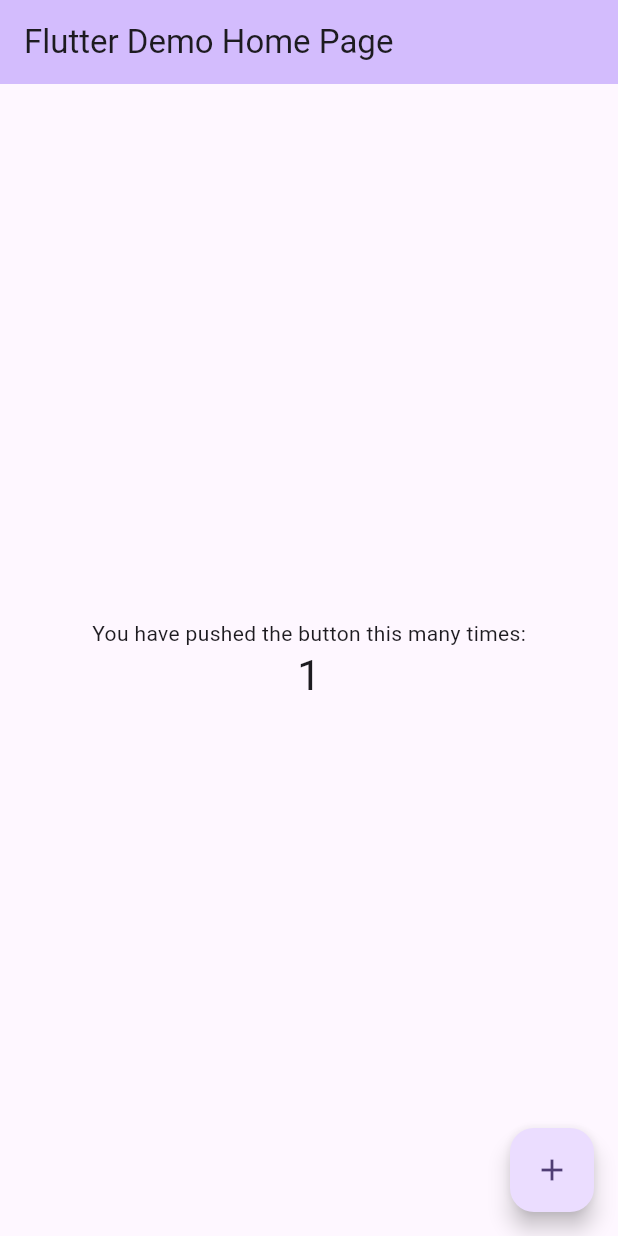
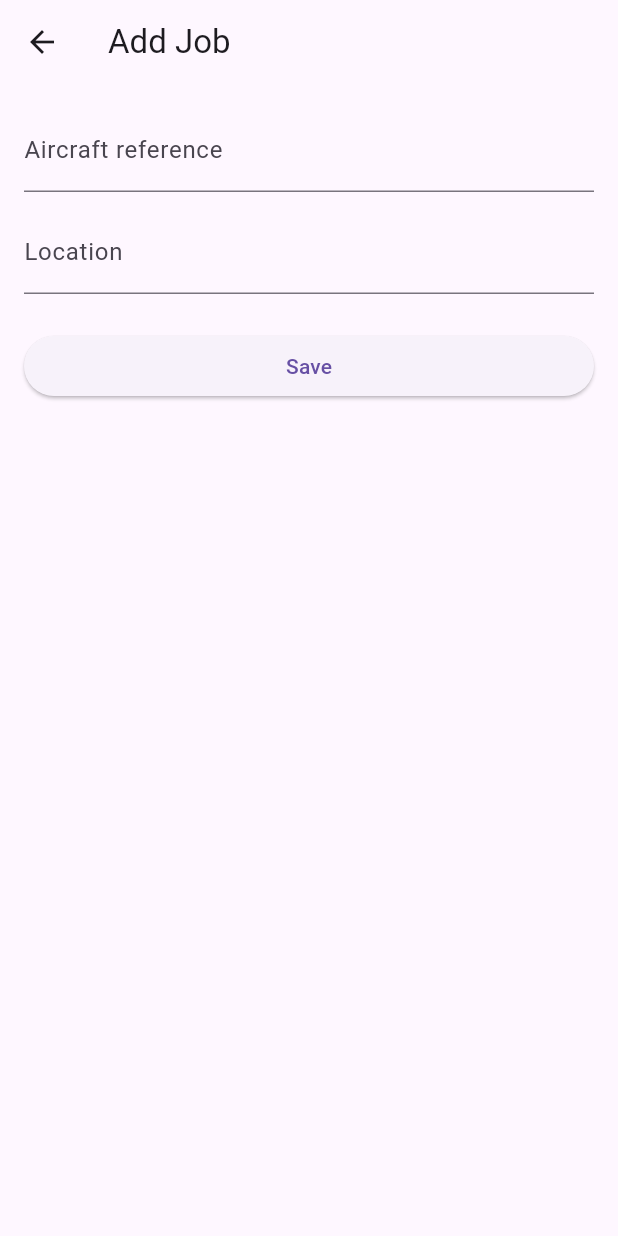
Before and after one commit to KMarshall33/ramp_check, a Flutter app: the screen it shows after launch, after a tap on the "add" icon, on a phone screen of 412 x 824 dp. Run offline on Flutter 3.47's test engine with Material 3 defaults, Android fonts, the phone set to English and light mode, and no system bars; our stand-ins replace drift; accounts and stored records are empty; generated files the repository leaves out were written again.

Commit message:
Add job list and job flow functionality

```diff
--- a/lib/main.dart
+++ b/lib/main.dart
@@ -1,122 +1,28 @@
 import 'package:flutter/material.dart';
+import 'package:ramp_check/data/local/app_database.dart';
+import 'package:ramp_check/data/repositories/job_repository.dart';
+import 'package:ramp_check/ui/job_list_page.dart';
 
 void main() {
-  runApp(const MyApp());
+  WidgetsFlutterBinding.ensureInitialized();
+
+  final db = AppDatabase();
+  final repo = JobRepository(db);
+
+  runApp(RampCheckApp(repo: repo));
 }
 
-class MyApp extends StatelessWidget {
-  const MyApp({super.key});
+class RampCheckApp extends StatelessWidget {
+  const RampCheckApp({super.key, required this.repo});
 
-  // This widget is the root of your application.
+  final JobRepository repo;
+
   @override
   Widget build(BuildContext context) {
     return MaterialApp(
-      title: 'Flutter Demo',
-      theme: ThemeData(
-        // This is the theme of your application.
-        //
-        // TRY THIS: Try running your application with "flutter run". You'll see
-        // the application has a purple toolbar. Then, without quitting the app,
-        // try changing the seedColor in the colorScheme below to Colors.green
-        // and then invoke "hot reload" (save your changes or press the "hot
-        // reload" button in a Flutter-supported IDE, or press "r" if you used
-        // the command line to start the app).
-        //
-        // Notice that the counter didn't reset back to zero; the application
-        // state is not lost during the reload. To reset the state, use hot
-        // restart instead.
-        //
-        // This works for code too, not just values: Most code changes can be
-        // tested with just a hot reload.
-        colorScheme: .fromSeed(seedColor: Colors.deepPurple),
-      ),
-      home: const MyHomePage(title: 'Flutter Demo Home Page'),
+      title: 'RampCheck',
+      theme: ThemeData(useMaterial3: true),
+      home: JobListPage(repo: repo),
     );
   }
 }
-
-class MyHomePage extends StatefulWidget {
-  const MyHomePage({super.key, required this.title});
-
-  // This widget is the home page of your application. It is stateful, meaning
-  // that it has a State object (defined below) that contains fields that affect
-  // how it looks.
-
-  // This class is the configuration for the state. It holds the values (in this
-  // case the title) provided by the parent (in this case the App widget) and
-  // used by the build method of the State. Fields in a Widget subclass are
-  // always marked "final".
-
-  final String title;
-
-  @override
-  State<MyHomePage> createState() => _MyHomePageState();
-}
-
-class _MyHomePageState extends State<MyHomePage> {
-  int _counter = 0;
-
-  void _incrementCounter() {
-    setState(() {
-      // This call to setState tells the Flutter framework that something has
-      // changed in this State, which causes it to rerun the build method below
-      // so that the display can reflect the updated values. If we changed
-      // _counter without calling setState(), then the build method would not be
-      // called again, and so nothing would appear to happen.
-      _counter++;
-    });
-  }
-
-  @override
-  Widget build(BuildContext context) {
-    // This method is rerun every time setState is called, for instance as done
-    // by the _incrementCounter method above.
-    //
-    // The Flutter framework has been optimized to make rerunning build methods
-    // fast, so that you can just rebuild anything that needs updating rather
-    // than having to individually change instances of widgets.
-    return Scaffold(
-      appBar: AppBar(
-        // TRY THIS: Try changing the color here to a specific color (to
-        // Colors.amber, perhaps?) and trigger a hot reload to see the AppBar
-        // change color while the other colors stay the same.
-        backgroundColor: Theme.of(context).colorScheme.inversePrimary,
-        // Here we take the value from the MyHomePage object that was created by
-        // the App.build method, and use it to set our appbar title.
-        title: Text(widget.title),
-      ),
-      body: Center(
-        // Center is a layout widget. It takes a single child and positions it
-        // in the middle of the parent.
-        child: Column(
-          // Column is also a layout widget. It takes a list of children and
-          // arranges them vertically. By default, it sizes itself to fit its
-          // children horizontally, and tries to be as tall as its parent.
-          //
-          // Column has various properties to control how it sizes itself and
-          // how it positions its children. Here we use mainAxisAlignment to
-          // center the children vertically; the main axis here is the vertical
-          // axis because Columns are vertical (the cross axis would be
-          // horizontal).
-          //
-          // TRY THIS: Invoke "debug painting" (choose the "Toggle Debug Paint"
-          // action in the IDE, or press "p" in the console), to see the
-          // wireframe for each widget.
-          mainAxisAlignment: .center,
-          children: [
-            const Text('You have pushed the button this many times:'),
-            Text(
-              '$_counter',
-              style: Theme.of(context).textTheme.headlineMedium,
-            ),
-          ],
-        ),
-      ),
-      floatingActionButton: FloatingActionButton(
-        onPressed: _incrementCounter,
-        tooltip: 'Increment',
-        child: const Icon(Icons.add),
-      ),
-    );
-  }
-}
--- /dev/null
+++ b/lib/ui/add_job_page.dart
@@ -0,0 +1,73 @@
+import 'package:flutter/material.dart';
+import 'package:ramp_check/data/repositories/job_repository.dart';
+
+class AddJobPage extends StatefulWidget {
+  const AddJobPage({super.key, required this.repo});
+
+  final JobRepository repo;
+
+  @override
+  State<AddJobPage> createState() => _AddJobPageState();
+}
+
+class _AddJobPageState extends State<AddJobPage> {
+  final _aircraftCtrl = TextEditingController();
+  final _locationCtrl = TextEditingController();
+
+  @override
+  void dispose() {
+    _aircraftCtrl.dispose();
+    _locationCtrl.dispose();
+    super.dispose();
+  }
+
+  Future<void> _save() async {
+    final aircraftRef = _aircraftCtrl.text.trim();
+    final location = _locationCtrl.text.trim();
+
+    if (aircraftRef.isEmpty || location.isEmpty) return;
+
+    await widget.repo.createJob(
+      aircraftRef: aircraftRef,
+      location: location,
+    );
+
+    // Minimal debugging evidence
+    // ignore: avoid_print
+    print('Job created: aircraftRef=$aircraftRef location=$location');
+
+    if (!mounted) return;
+    Navigator.of(context).pop();
+  }
+
+  @override
+  Widget build(BuildContext context) {
+    return Scaffold(
+      appBar: AppBar(title: const Text('Add Job')),
+      body: Padding(
+        padding: const EdgeInsets.all(16),
+        child: Column(
+          children: [
+            TextField(
+              controller: _aircraftCtrl,
+              decoration: const InputDecoration(labelText: 'Aircraft reference'),
+            ),
+            const SizedBox(height: 12),
+            TextField(
+              controller: _locationCtrl,
+              decoration: const InputDecoration(labelText: 'Location'),
+            ),
+            const SizedBox(height: 24),
+            SizedBox(
+              width: double.infinity,
+              child: ElevatedButton(
+                onPressed: _save,
+                child: const Text('Save'),
+              ),
+            ),
+          ],
+        ),
+      ),
+    );
+  }
+}
--- /dev/null
+++ b/lib/ui/job_list_page.dart
@@ -0,0 +1,41 @@
+import 'package:flutter/material.dart';
+import 'package:ramp_check/data/repositories/job_repository.dart';
+import 'package:ramp_check/ui/add_job_page.dart';
+
+class JobListPage extends StatelessWidget {
+  const JobListPage({super.key, required this.repo});
+
+  final JobRepository repo;
+
+  @override
+  Widget build(BuildContext context) {
+    return Scaffold(
+      appBar: AppBar(title: const Text('RampCheck Jobs')),
+      body: StreamBuilder(
+        stream: repo.watchJobs(),
+        builder: (context, snapshot) {
+          final jobs = snapshot.data ?? const [];
+          return ListView.separated(
+            itemCount: jobs.length,
+            separatorBuilder: (_, __) => const Divider(height: 1),
+            itemBuilder: (context, index) {
+              final j = jobs[index];
+              return ListTile(
+                title: Text(j.aircraftRef),
+                subtitle: Text('${j.location} • ${j.status} • ${j.syncStatus}'),
+              );
+            },
+          );
+        },
+      ),
+      floatingActionButton: FloatingActionButton(
+        onPressed: () async {
+          await Navigator.of(context).push(
+            MaterialPageRoute(builder: (_) => AddJobPage(repo: repo)),
+          );
+        },
+        child: const Icon(Icons.add),
+      ),
+    );
+  }
+}
```
